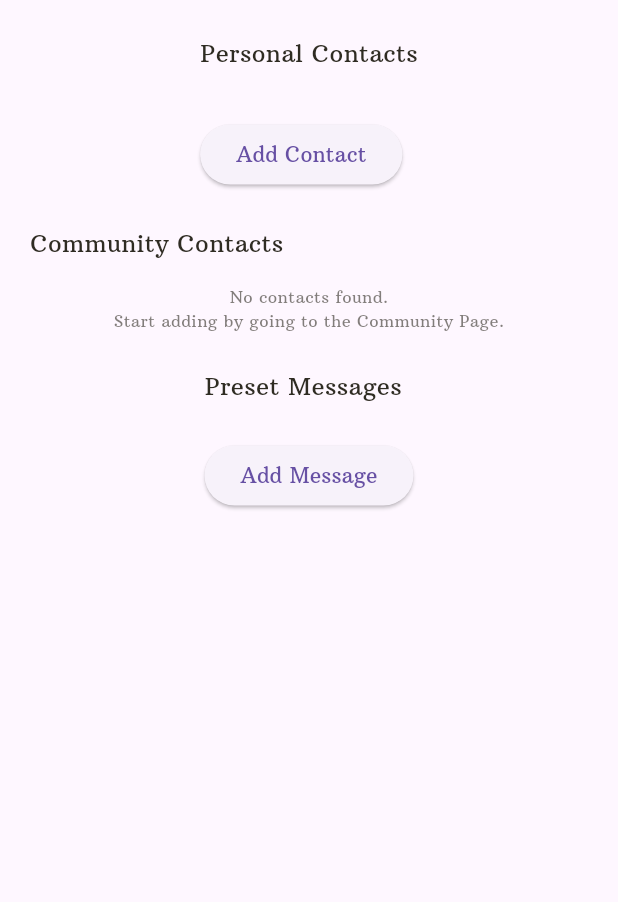
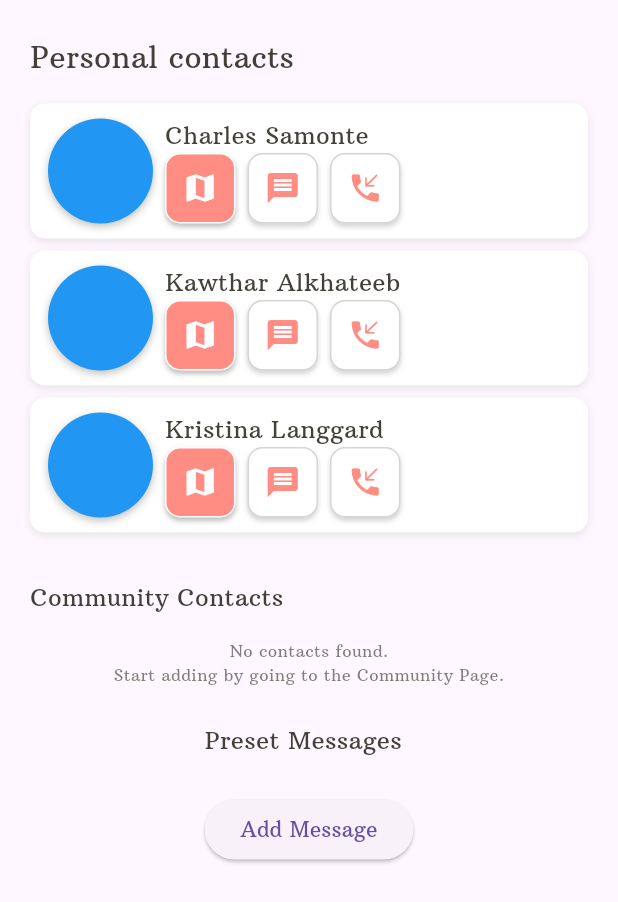
Before and after one commit to TeamSafety/SecureMe, a Flutter app: the MyContacts screen opened directly, on a phone screen of 412 x 824 dp. Shown: the top 902 px of the screen. Run offline on Flutter 3.47's test engine with Material 3 defaults, Android fonts, the phone set to English and light mode, and no system bars; our stand-ins replace cloud_firestore, firebase_auth, firebase_core, flutter_map, flutter_svg, geolocator and 2 more; missing offline and left inert: flutter_map_location_marker; accounts and stored records are empty; network calls fail.

Commit message:
Created the personal contact widget.

```diff
--- a/SourceCode/SecureShe_App/lib/main.dart
+++ b/SourceCode/SecureShe_App/lib/main.dart
@@ -21,8 +21,8 @@ class MyApp extends StatelessWidget {
     return MaterialApp(
       theme: ThemeData(fontFamily: "ArbutusSlab"),
       debugShowCheckedModeBanner: false,
-      home: LoginPage(),
-      //home: MainPage(),
+      //home: LoginPage(),
+      home: MainPage(),
     );
   }
 }
--- a/SourceCode/SecureShe_App/lib/models/AppColors.dart
+++ b/SourceCode/SecureShe_App/lib/models/AppColors.dart
@@ -1,7 +1,10 @@
 import 'package:flutter/material.dart';
 
-class AppColors {
+class AppVars {
   static Color primary = Colors.white;
-  static Color secondary = Color(0xff2F2C23);
-  static Color accent = Color(0xffFF8D83);
+  static Color secondary = const Color(0xff2F2C23).withOpacity(0.9);
+  static Color accent = const Color(0xffFF8D83);
+
+  static double textHeader = 20;
+  static double textTitle = 16;
 }
--- a/SourceCode/SecureShe_App/lib/models/background_wave.dart
+++ b/SourceCode/SecureShe_App/lib/models/background_wave.dart
@@ -22,7 +22,7 @@ class BackgroundWave extends StatelessWidget {
             child: ClipPath(
               clipper: WaveClipper(),
               child: Container(
-                color: AppColors.accent,
+                color: AppVars.accent,
                 height: height,
               ),
             ),
@@ -30,7 +30,7 @@ class BackgroundWave extends StatelessWidget {
           ClipPath(
             clipper: WaveClipper(),
             child: Container(
-              color: AppColors.accent,
+              color: AppVars.accent,
               height: height - 5,
             ),
           ),
--- a/SourceCode/SecureShe_App/lib/models/input_field.dart
+++ b/SourceCode/SecureShe_App/lib/models/input_field.dart
@@ -23,7 +23,7 @@ class InputField extends StatelessWidget {
         Text(
           headerText,
           style: TextStyle(
-            color: AppColors.secondary.withOpacity(0.6),
+            color: AppVars.secondary.withOpacity(0.6),
             fontSize: 24,
           ),
         ),
@@ -34,10 +34,10 @@ class InputField extends StatelessWidget {
           height: 30,
           decoration: BoxDecoration(
             borderRadius: BorderRadius.circular(10),
-            color: AppColors.primary,
+            color: AppVars.primary,
             boxShadow: [
               BoxShadow(
-                  color: AppColors.accent.withOpacity(0.8),
+                  color: AppVars.accent.withOpacity(0.8),
                   blurRadius: 2,
                   offset: const Offset(0, 4))
             ],
--- a/SourceCode/SecureShe_App/lib/models/personal_contact.dart
+++ b/SourceCode/SecureShe_App/lib/models/personal_contact.dart
@@ -1,96 +1,159 @@
 import 'package:flutter/material.dart';
-import 'package:flutter_svg/svg.dart';
 import 'package:my_app/models/AppColors.dart';
 
 class PersonalContact extends StatelessWidget {
-  final String initialsTemp;
   final String contactName;
   const PersonalContact({
     super.key,
     required this.contactName,
-    required this.initialsTemp,
   });
 
   @override
   Widget build(BuildContext context) {
-    return Container(
-      padding: const EdgeInsets.all(10),
+    return // CONTACT ROW
+        Container(
+      width: double.infinity,
+      height: 90,
+      padding: const EdgeInsets.symmetric(vertical: 10, horizontal: 12),
       decoration: BoxDecoration(
+        color: AppVars.primary,
+        borderRadius: const BorderRadius.all(Radius.circular(10)),
         boxShadow: [
           BoxShadow(
-            color: AppColors.secondary.withOpacity(0.10),
+            color: AppVars.secondary.withOpacity(0.1),
             blurRadius: 4,
-            offset: const Offset(0, 2),
-          )
+            offset: const Offset(0, 2.0),
+          ),
         ],
-        color: AppColors.primary,
-        borderRadius: BorderRadius.circular(10),
       ),
       child: Row(
+        mainAxisAlignment: MainAxisAlignment.start,
         children: [
-          CircleAvatar(
-            radius: 25,
-            backgroundColor: Colors.brown.shade800,
-            child: Text(initialsTemp),
+          // PROFILE PIC
+          AspectRatio(
+            aspectRatio: 1,
+            child: Container(
+              height: double.infinity,
+              decoration: BoxDecoration(
+                color: Colors.blue,
+                borderRadius: const BorderRadius.all(
+                  Radius.circular(100),
                 ),
-          const SizedBox(
-            width: 8,
+                boxShadow: [
+                  BoxShadow(
+                    color: AppVars.secondary.withOpacity(0.3),
+                    blurRadius: 4,
+                    offset: const Offset(0, 2.0),
                   ),
-          Column(
+                ],
+              ),
+            ),
+          ),
+          const SizedBox(width: 8),
+          Expanded(
+            child: Column(
               crossAxisAlignment: CrossAxisAlignment.start,
               children: [
                 Text(
                   contactName,
                   style: TextStyle(
-                  color: AppColors.secondary.withOpacity(0.8),
-                  fontSize: 14,
+                    color: AppVars.secondary,
+                    fontSize: AppVars.textTitle,
                   ),
                 ),
-              const SizedBox(
-                height: 5,
-                width: 8,
+                Expanded(
+                  child: Row(
+                    children: [
+                      // CONTACT BUTTON
+                      GestureDetector(
+                        child: AspectRatio(
+                          aspectRatio: 1,
+                          child: Container(
+                            decoration: BoxDecoration(
+                              color: AppVars.accent,
+                              borderRadius: const BorderRadius.all(
+                                Radius.circular(10),
                               ),
-              Row(
-                children: [
-                  contactButton("assets/icons/locate_icon.svg", "Locate"),
+                              border: Border.all(color: Colors.white),
+                              boxShadow: [
+                                BoxShadow(
+                                  color: AppVars.secondary.withOpacity(0.3),
+                                  blurRadius: 2,
+                                  offset: const Offset(0, 2.0),
+                                ),
+                              ],
+                            ),
+                            child: Icon(
+                              Icons.map,
+                              color: AppVars.primary,
+                            ),
+                          ),
+                        ),
+                      ),
                       const SizedBox(width: 8),
-                  contactButton("assets/icons/send_icon.svg", "Quick SMS"),
-                  const SizedBox(width: 8),
-                  contactButton("assets/icons/Phone_light.svg", "Call"),
+                      // CONTACT BUTTON
+                      GestureDetector(
+                        child: AspectRatio(
+                          aspectRatio: 1,
+                          child: Container(
+                            decoration: BoxDecoration(
+                              color: AppVars.primary,
+                              borderRadius: const BorderRadius.all(
+                                Radius.circular(10),
+                              ),
+                              border: Border.all(
+                                  color: AppVars.secondary.withOpacity(0.2)),
+                              boxShadow: [
+                                BoxShadow(
+                                  color: AppVars.secondary.withOpacity(0.2),
+                                  blurRadius: 2,
+                                  offset: const Offset(0, 2.0),
+                                ),
+                              ],
+                            ),
+                            child: Icon(
+                              Icons.message,
+                              color: AppVars.accent,
+                            ),
+                          ),
+                        ),
+                      ),
+                      const SizedBox(width: 8), // CONTACT BUTTON
+                      GestureDetector(
+                        child: AspectRatio(
+                          aspectRatio: 1,
+                          child: Container(
+                            decoration: BoxDecoration(
+                              color: AppVars.primary,
+                              borderRadius: const BorderRadius.all(
+                                Radius.circular(10),
+                              ),
+                              border: Border.all(
+                                  color: AppVars.secondary.withOpacity(0.2)),
+                              boxShadow: [
+                                BoxShadow(
+                                  color: AppVars.secondary.withOpacity(0.2),
+                                  blurRadius: 2,
+                                  offset: const Offset(0, 2.0),
+                                ),
+                              ],
+                            ),
+                            child: Icon(
+                              Icons.phone_callback,
+                              color: AppVars.accent,
+                            ),
+                          ),
+                        ),
+                      ),
                       const SizedBox(width: 8),
                     ],
-              )
+                  ),
+                ),
               ],
+            ),
           ),
         ],
       ),
     );
   }
-
-  GestureDetector contactButton(iconPath, caption) {
-    return GestureDetector(
-      child: Container(
-        height: 35,
-        width: 35,
-        decoration: BoxDecoration(
-          color: AppColors.accent.withOpacity(0.09),
-          borderRadius: BorderRadius.circular(5),
-        ),
-        child: Column(
-          children: [
-            SvgPicture.asset(
-              iconPath,
-              height: 25,
-              width: 25,
-            ),
-            Text(
-              caption,
-              style: TextStyle(
-                  fontSize: 6, color: AppColors.secondary.withOpacity(0.8)),
-            )
-          ],
-        ),
-      ),
-    );
 }
-}
--- a/SourceCode/SecureShe_App/lib/pages/my_contacts.dart
+++ b/SourceCode/SecureShe_App/lib/pages/my_contacts.dart
@@ -1,5 +1,6 @@
 // ignore_for_file: use_super_parameters, library_private_types_in_public_api
 import 'package:flutter/material.dart';
+import 'package:latlong2/latlong.dart';
 import 'package:my_app/models/AppColors.dart';
 import 'package:my_app/models/personal_contact.dart';
 import 'package:my_app/models/preset_message_widget.dart';
@@ -23,11 +24,12 @@ class _MyContactsState extends State<MyContacts> {
   String errorMessage = "";
   final TextEditingController _messageController = TextEditingController();
   @override
-  void initState(){
+  void initState() {
     super.initState();
     getPersonalContacts();
     getExistingMessages();
   }
+
   Future<void> getPersonalContacts() async {
     User? user = _auth.currentUser;
     if (user != null) {
@@ -81,6 +83,9 @@ class _MyContactsState extends State<MyContacts> {
                   height: 24,
                 ),
                 presetMessagesBuilder(),
+                const SizedBox(
+                  height: 24,
+                ),
               ],
             ),
           ),
@@ -95,7 +100,7 @@ class _MyContactsState extends State<MyContacts> {
       children: [
         Text(
           'Preset Messages',
-        style: TextStyle(color: AppColors.secondary, fontSize: 16),
+          style: TextStyle(color: AppVars.secondary, fontSize: 16),
         ),
         const SizedBox(
           height: 16,
@@ -201,14 +206,13 @@ Future<void> addPresetMessage(String message) async {
     getExistingMessages();
   }
 
-
   Column communityContactsBuilder() {
     return Column(
       crossAxisAlignment: CrossAxisAlignment.start,
       children: [
         Text(
           'Community Contacts',
-          style: TextStyle(color: AppColors.secondary, fontSize: 16),
+          style: TextStyle(color: AppVars.secondary, fontSize: 16),
         ),
         const SizedBox(
           height: 16,
@@ -218,7 +222,7 @@ Future<void> addPresetMessage(String message) async {
           child: Text(
             "No contacts found.",
             style: TextStyle(
-              color: AppColors.secondary.withOpacity(0.6),
+              color: AppVars.secondary.withOpacity(0.6),
               fontSize: 11,
             ),
           ),
@@ -228,7 +232,7 @@ Future<void> addPresetMessage(String message) async {
           child: Text(
             "Start adding by going to the Community Page.",
             style: TextStyle(
-              color: AppColors.secondary.withOpacity(0.6),
+              color: AppVars.secondary.withOpacity(0.6),
               fontSize: 11,
             ),
           ),
@@ -239,29 +243,52 @@ Future<void> addPresetMessage(String message) async {
 
   Column personalContactsBuilder() {
     return Column(
-      crossAxisAlignment: CrossAxisAlignment.start,
       children: [
-        Text(
-          'Personal Contacts',
-          style: TextStyle(color: AppColors.secondary, fontSize: 16),
+        SizedBox(
+          width: double.infinity,
+          child: Text(
+            "Personal contacts",
+            style: TextStyle(
+              color: AppVars.secondary,
+              fontSize: AppVars.textHeader,
+            ),
+          ),
         ),
         const SizedBox(
           height: 16,
         ),
-        for (var contact in personalContacts)
-          PersonalContact(
-            contactName: contact.contactName,
-            initialsTemp: contact.initialsTemp,
-          ),
-        const SizedBox(
-          height: 16,
-        ),
-        ElevatedButton(
-          onPressed: () => _showAddContactDialog(),
-          child: Text('Add Contact'),
-        ),
+        const PersonalContact(contactName: "Charles Samonte"),
+        const SizedBox(height: 8),
+        const PersonalContact(contactName: "Kawthar Alkhateeb"),
+        const SizedBox(height: 8),
+        const PersonalContact(contactName: "Kristina Langgard"),
+        const SizedBox(height: 8),
       ],
     );
+    // return Column(
+    //   crossAxisAlignment: CrossAxisAlignment.start,
+    //   children: [
+    //     Text(
+    //       'Personal Contacts',
+    //       style: TextStyle(color: AppColors.secondary, fontSize: 16),
+    //     ),
+    //     const SizedBox(
+    //       height: 16,
+    //     ),
+    //     for (var contact in personalContacts)
+    //       PersonalContact(
+    //         contactName: contact.contactName,
+    //         initialsTemp: contact.initialsTemp,
+    //       ),
+    //     const SizedBox(
+    //       height: 16,
+    //     ),
+    //     ElevatedButton(
+    //       onPressed: () => _showAddContactDialog(),
+    //       child: Text('Add Contact'),
+    //     ),
+    //   ],
+    // );
   }
 
   void _showAddContactDialog() {
@@ -284,11 +311,13 @@ Future<void> addPresetMessage(String message) async {
                 String username = _usernameController.text.trim();
                 if (username.isNotEmpty) {
                   User? currentUser = _auth.currentUser;
-                  if (currentUser != null && username != currentUser.displayName) {
+                  if (currentUser != null &&
+                      username != currentUser.displayName) {
                     String contactUid = await getUidFromUsername(username);
                     if (contactUid.isNotEmpty) {
                       // Check if the contact is not already in the personal contacts list
-                      if (!personalContacts.any((contact) => contactUid == contact.uid)) {
+                      if (!personalContacts
+                          .any((contact) => contactUid == contact.uid)) {
                         addContact(contactUid, username);
                         Navigator.pop(context);
                         _usernameController.clear();
@@ -300,10 +329,11 @@ Future<void> addPresetMessage(String message) async {
                       errorMessage = "Cannot find the username";
                     }
                   } else {
-                    errorMessage = "You are trying to add yourself as a contact";
+                    errorMessage =
+                        "You are trying to add yourself as a contact";
                   }
                 }
-                print (errorMessage);
+                print(errorMessage);
               },
               child: const Text('Add'),
             ),
@@ -312,9 +342,11 @@ Future<void> addPresetMessage(String message) async {
       },
     );
   }
+
   Future<String> getUidFromUsername(String username) async {
     try {
-      QuerySnapshot<Map<String, dynamic>> querySnapshot = await FirebaseFirestore.instance
+      QuerySnapshot<Map<String, dynamic>> querySnapshot =
+          await FirebaseFirestore.instance
               .collection('Users')
               .where('username', isEqualTo: username)
               .get();
```
Also changed, not shown: SourceCode/SecureShe_App/lib/models/preset_message_widget.dart (+5 -6 lines), SourceCode/SecureShe_App/lib/pages/contacts_list.dart (+16 -8 lines), SourceCode/SecureShe_App/lib/pages/login.dart (+18 -12 lines), SourceCode/SecureShe_App/lib/pages/main_page.dart (+12 -12 lines), SourceCode/SecureShe_App/lib/pages/osm_page.dart (+16 -10 lines), SourceCode/SecureShe_App/lib/pages/signup.dart (+22 -18 lines). Lines whose indentation alone changed are shown as unchanged.
